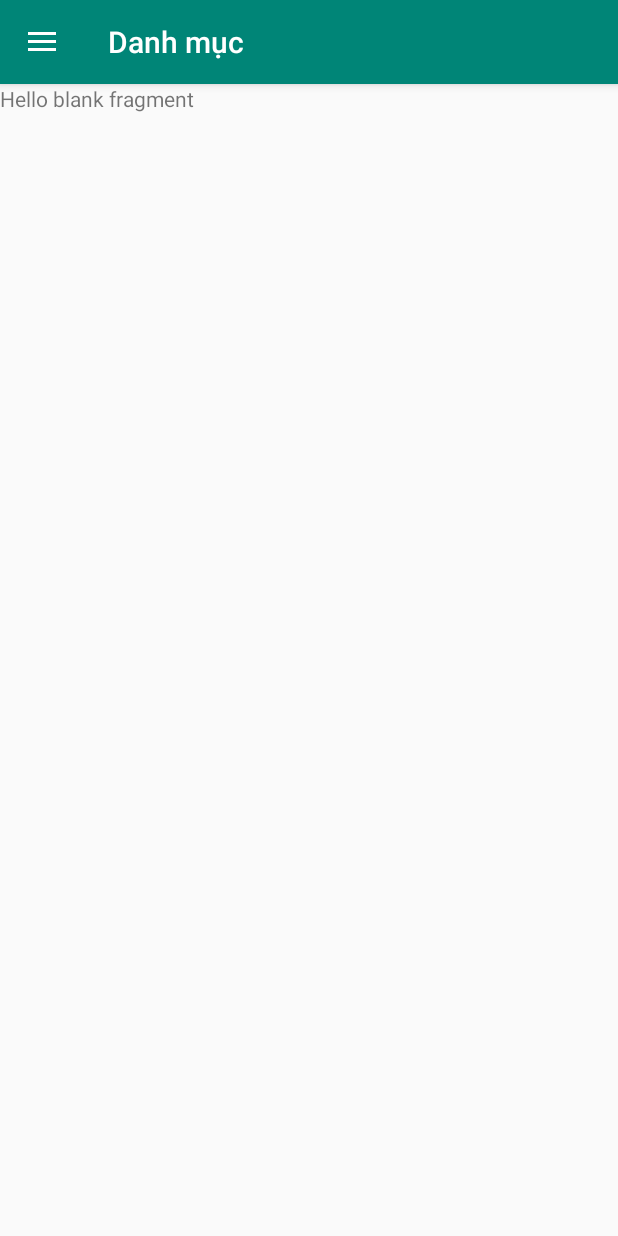
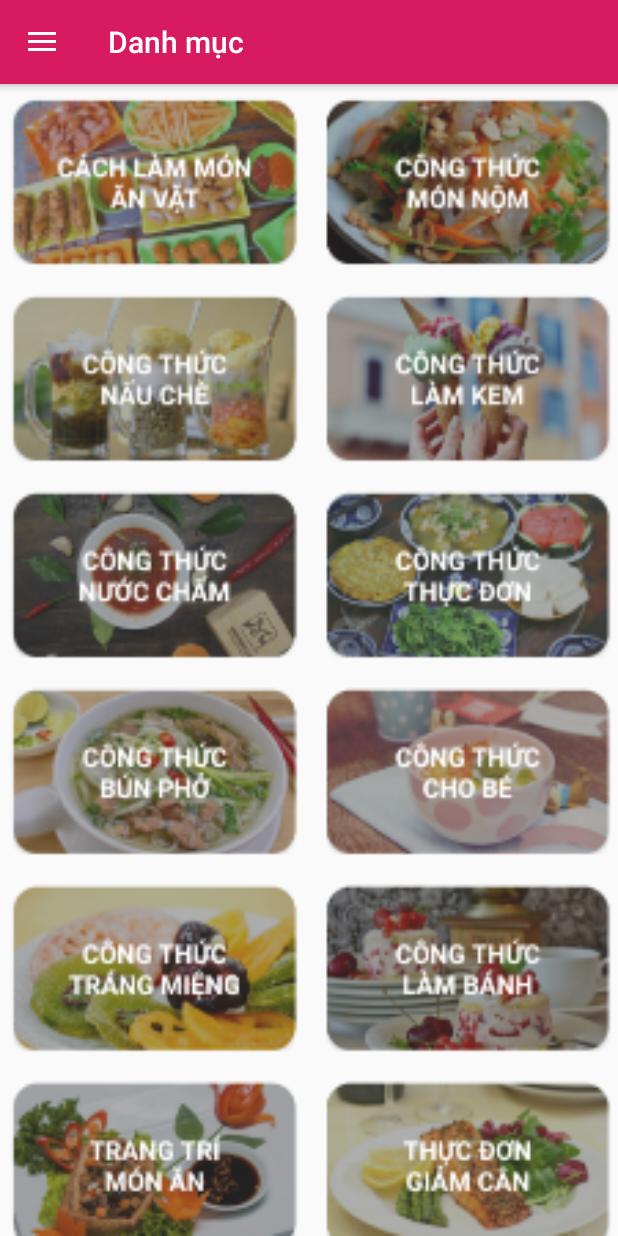
Before and after one commit to taminhluan/cam-nang-am-thuc-viet-nam, an Android app: the CategoryFragment screen opened directly, with no data from a screen before it, on a phone screen of 412 x 824 dp. Run offline under Robolectric (Android 15) with nearby library versions, the phone set to English and light mode, and no system bars.

Commit message:
Bao cao tuan 2

```diff
--- a/Recipes/app/src/main/java/com/example/recipes/app/category/CategoryFragment.java
+++ b/Recipes/app/src/main/java/com/example/recipes/app/category/CategoryFragment.java
@@ -1,6 +1,7 @@
 package com.example.recipes.app.category;
 
 import android.content.Context;
+import android.content.Intent;
 import android.net.Uri;
 import android.os.Bundle;
 
@@ -9,14 +10,18 @@ import androidx.fragment.app.Fragment;
 import android.view.LayoutInflater;
 import android.view.View;
 import android.view.ViewGroup;
+import android.widget.ImageView;
 
 import com.example.recipes.R;
+import com.example.recipes.app.recipe.RecipeActivity;
 import com.example.recipes.model.Area;
 import com.example.recipes.model.Category;
+import com.example.recipes.model.Recipe;
 
 import java.util.List;
 
-public class CategoryFragment extends Fragment implements ICategoryFragment {
+public class CategoryFragment extends Fragment implements ICategoryFragment, View.OnClickListener {
+    private ImageView mFull;
 
     public static CategoryFragment newInstance() {
         return new CategoryFragment();
@@ -31,7 +36,14 @@ public class CategoryFragment extends Fragment implements ICategoryFragment {
     public View onCreateView(LayoutInflater inflater, ViewGroup container,
                              Bundle savedInstanceState) {
         // Inflate the layout for this fragment
-        return inflater.inflate(R.layout.category_frag, container, false);
+        View inflate = inflater.inflate(R.layout.category_frag, container, false);
+        mapping(inflate);
+        return inflate;
+    }
+
+    private void mapping(View view) {
+        mFull = view.findViewById(R.id.full);
+        mFull.setOnClickListener(this);
     }
 
     @Override
@@ -43,4 +55,12 @@ public class CategoryFragment extends Fragment implements ICategoryFragment {
     public void onDisplayList(List<Category> categories) {
         //TODO on display list
     }
+
+    @Override
+    public void onClick(View view) {
+        if (view == mFull) {
+            Intent intent = new Intent(getActivity(), RecipeActivity.class);
+            startActivity(intent);
+        }
+    }
 }
--- a/Recipes/app/src/main/res/layout/category_frag.xml
+++ b/Recipes/app/src/main/res/layout/category_frag.xml
@@ -5,10 +5,9 @@
     android:layout_height="match_parent"
     tools:context=".app.category.CategoryFragment">
 
-    <!-- TODO: Update blank fragment layout -->
-    <TextView
+    <ImageView
+        android:id="@+id/full"
         android:layout_width="match_parent"
         android:layout_height="match_parent"
-        android:text="@string/hello_blank_fragment" />
-
+        android:background="@drawable/hint_menu"/>
 </FrameLayout>
--- a/Recipes/app/src/main/res/layout/recipe_frag.xml
+++ b/Recipes/app/src/main/res/layout/recipe_frag.xml
@@ -5,10 +5,10 @@
     android:layout_height="match_parent"
     tools:context=".app.recipe.RecipeFragment">
 
-    <!-- TODO: Update blank fragment layout -->
-    <TextView
+    <ImageView
+        android:id="@+id/full"
         android:layout_width="match_parent"
         android:layout_height="match_parent"
-        android:text="@string/hello_blank_fragment" />
+        android:background="@drawable/hint_recipe"/>
 
 </FrameLayout>
--- a/Recipes/app/src/main/res/values/colors.xml
+++ b/Recipes/app/src/main/res/values/colors.xml
@@ -1,8 +1,8 @@
 <?xml version="1.0" encoding="utf-8"?>
 <resources>
-    <color name="colorPrimary">#008577</color>
-    <color name="colorPrimaryDark">#00574B</color>
-    <color name="colorAccent">#D81B60</color>
+    <color name="colorPrimary">#D81B60</color>
+    <color name="colorPrimaryDark">#D81B60</color>
+    <color name="colorAccent">#00574B</color>
 
     <color name="white">#FFFFFF</color>
 </resources>
```
Also changed, not shown: Recipes/app/src/main/AndroidManifest.xml (+16 -5 lines), Recipes/app/src/main/java/com/example/recipes/app/recipe/RecipeFragment.java (+33 -2 lines), Recipes/app/src/main/res/layout/recipe_detail_frag.xml (+13 -2 lines), Recipes/app/src/main/res/drawable-xxhdpi/hint_menu.png (added), Recipes/app/src/main/res/drawable-xxhdpi/hint_recipe.png (added), Recipes/app/src/main/res/drawable-xxhdpi/hint_recipe_detail.png (added), 7 other files.
